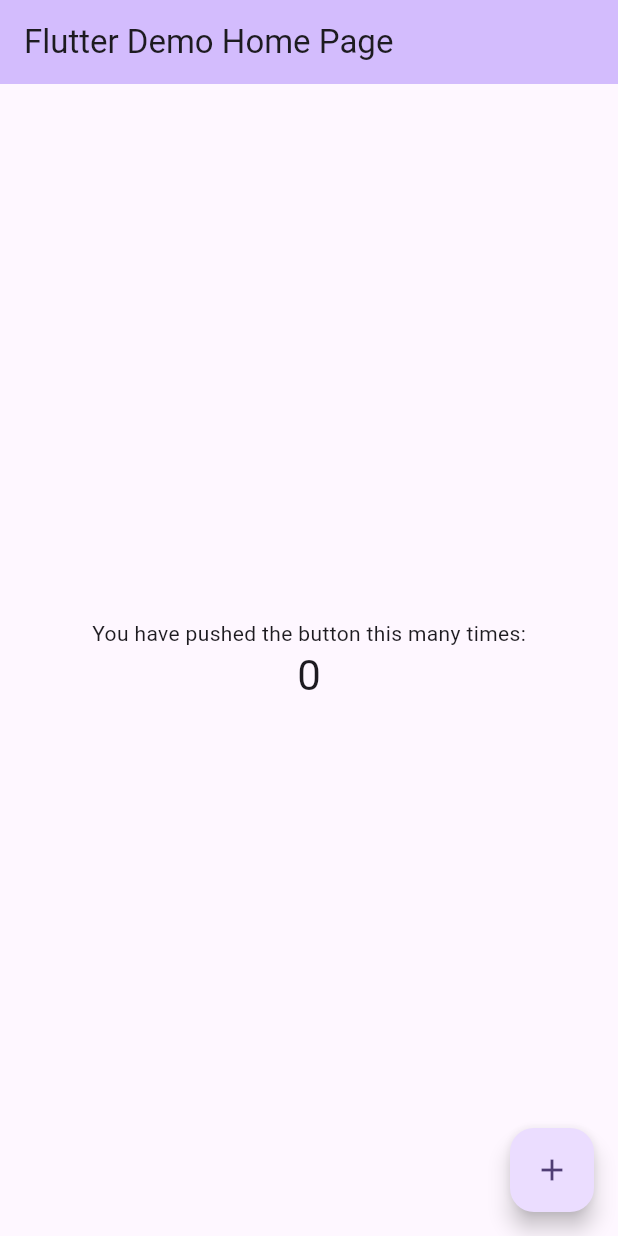
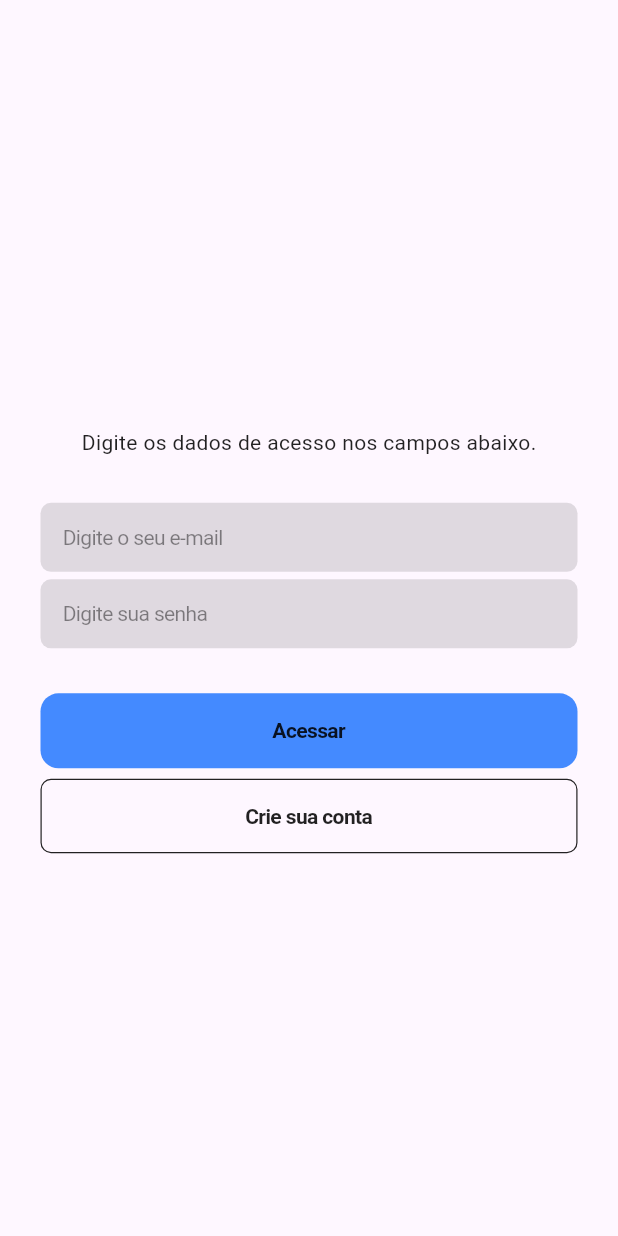
Before and after one commit to lucas-marchi/gadoapp, a Flutter app: the screen it shows after launch, on a phone screen of 412 x 824 dp. Run offline on Flutter 3.47's test engine with Material 3 defaults, Android fonts, the phone set to English and light mode, and no system bars.

Commit message:
login page

```diff
--- a/lib/main.dart
+++ b/lib/main.dart
@@ -1,4 +1,5 @@
 import 'package:flutter/material.dart';
+import 'package:gadoapp/pages/login_page.dart';
 
 void main() {
   runApp(const MyApp());
@@ -11,115 +12,13 @@ class MyApp extends StatelessWidget {
   @override
   Widget build(BuildContext context) {
     return MaterialApp(
-      title: 'Flutter Demo',
+      debugShowCheckedModeBanner: false,
+      title: 'Login Page',
       theme: ThemeData(
-        // This is the theme of your application.
-        //
-        // TRY THIS: Try running your application with "flutter run". You'll see
-        // the application has a purple toolbar. Then, without quitting the app,
-        // try changing the seedColor in the colorScheme below to Colors.green
-        // and then invoke "hot reload" (save your changes or press the "hot
-        // reload" button in a Flutter-supported IDE, or press "r" if you used
-        // the command line to start the app).
-        //
-        // Notice that the counter didn't reset back to zero; the application
-        // state is not lost during the reload. To reset the state, use hot
-        // restart instead.
-        //
-        // This works for code too, not just values: Most code changes can be
-        // tested with just a hot reload.
         colorScheme: ColorScheme.fromSeed(seedColor: Colors.deepPurple),
         useMaterial3: true,
       ),
-      home: const MyHomePage(title: 'Flutter Demo Home Page'),
+      home: const LoginPage(),
     );
   }
 }
-
-class MyHomePage extends StatefulWidget {
-  const MyHomePage({super.key, required this.title});
-
-  // This widget is the home page of your application. It is stateful, meaning
-  // that it has a State object (defined below) that contains fields that affect
-  // how it looks.
-
-  // This class is the configuration for the state. It holds the values (in this
-  // case the title) provided by the parent (in this case the App widget) and
-  // used by the build method of the State. Fields in a Widget subclass are
-  // always marked "final".
-
-  final String title;
-
-  @override
-  State<MyHomePage> createState() => _MyHomePageState();
-}
-
-class _MyHomePageState extends State<MyHomePage> {
-  int _counter = 0;
-
-  void _incrementCounter() {
-    setState(() {
-      // This call to setState tells the Flutter framework that something has
-      // changed in this State, which causes it to rerun the build method below
-      // so that the display can reflect the updated values. If we changed
-      // _counter without calling setState(), then the build method would not be
-      // called again, and so nothing would appear to happen.
-      _counter++;
-    });
-  }
-
-  @override
-  Widget build(BuildContext context) {
-    // This method is rerun every time setState is called, for instance as done
-    // by the _incrementCounter method above.
-    //
-    // The Flutter framework has been optimized to make rerunning build methods
-    // fast, so that you can just rebuild anything that needs updating rather
-    // than having to individually change instances of widgets.
-    return Scaffold(
-      appBar: AppBar(
-        // TRY THIS: Try changing the color here to a specific color (to
-        // Colors.amber, perhaps?) and trigger a hot reload to see the AppBar
-        // change color while the other colors stay the same.
-        backgroundColor: Theme.of(context).colorScheme.inversePrimary,
-        // Here we take the value from the MyHomePage object that was created by
-        // the App.build method, and use it to set our appbar title.
-        title: Text(widget.title),
-      ),
-      body: Center(
-        // Center is a layout widget. It takes a single child and positions it
-        // in the middle of the parent.
-        child: Column(
-          // Column is also a layout widget. It takes a list of children and
-          // arranges them vertically. By default, it sizes itself to fit its
-          // children horizontally, and tries to be as tall as its parent.
-          //
-          // Column has various properties to control how it sizes itself and
-          // how it positions its children. Here we use mainAxisAlignment to
-          // center the children vertically; the main axis here is the vertical
-          // axis because Columns are vertical (the cross axis would be
-          // horizontal).
-          //
-          // TRY THIS: Invoke "debug painting" (choose the "Toggle Debug Paint"
-          // action in the IDE, or press "p" in the console), to see the
-          // wireframe for each widget.
-          mainAxisAlignment: MainAxisAlignment.center,
-          children: <Widget>[
-            const Text(
-              'You have pushed the button this many times:',
-            ),
-            Text(
-              '$_counter',
-              style: Theme.of(context).textTheme.headlineMedium,
-            ),
-          ],
-        ),
-      ),
-      floatingActionButton: FloatingActionButton(
-        onPressed: _incrementCounter,
-        tooltip: 'Increment',
-        child: const Icon(Icons.add),
-      ), // This trailing comma makes auto-formatting nicer for build methods.
-    );
-  }
-}
--- /dev/null
+++ b/lib/pages/login_page.dart
@@ -0,0 +1,91 @@
+import 'package:flutter/cupertino.dart';
+import 'package:flutter/material.dart';
+
+class LoginPage extends StatelessWidget {
+  const LoginPage({super.key});
+
+  @override
+  Widget build(BuildContext context) {
+    return Scaffold(
+      body: Container(
+        width: MediaQuery.of(context).size.width,
+        padding: const EdgeInsets.all(27),
+        decoration: const BoxDecoration(
+
+        ),
+        child: Column(
+          mainAxisAlignment: MainAxisAlignment.center,
+          children: [
+            const SizedBox(height: 30),
+            const Text(
+              "Digite os dados de acesso nos campos abaixo.",
+              style: TextStyle(
+                color: Colors.black87,
+              ),
+            ),
+            const SizedBox(height: 30),
+            const CupertinoTextField(
+              cursorColor: Colors.black87,
+              padding: EdgeInsets.all(15),
+              placeholder: "Digite o seu e-mail",
+              placeholderStyle: TextStyle(color: Colors.black45, fontSize: 14),
+              style: TextStyle(color: Colors.black87, fontSize: 14),
+              decoration: BoxDecoration(
+                  color: Colors.black12,
+                  borderRadius: BorderRadius.all(
+                    Radius.circular(7),
+                  )),
+            ),
+            const SizedBox(height: 5),
+            const CupertinoTextField(
+              padding: EdgeInsets.all(15),
+              cursorColor: Colors.black87,
+              placeholder: "Digite sua senha",
+              obscureText: true,
+              placeholderStyle: TextStyle(color: Colors.black45, fontSize: 14),
+              style: TextStyle(color: Colors.black87, fontSize: 14),
+              decoration: BoxDecoration(
+                  color: Colors.black12,
+                  borderRadius: BorderRadius.all(
+                    Radius.circular(7),
+                  )),
+            ),
+            const SizedBox(height: 30),
+            SizedBox(
+              width: double.infinity,
+              child: CupertinoButton(
+                padding: const EdgeInsets.all(17),
+                color: Colors.blueAccent,
+                child: const Text(
+                  "Acessar",
+                  style: TextStyle(
+                      color: Colors.black87,
+                      fontSize: 14,
+                      fontWeight: FontWeight.w600),
+                ),
+                onPressed: () {},
+              ),
+            ),
+            const SizedBox(height: 7),
+            Container(
+              width: double.infinity,
+              decoration: BoxDecoration(
+                  border: Border.all(color: Colors.black87, width: 0.8),
+                  borderRadius: BorderRadius.circular(7)),
+              child: CupertinoButton(
+                child: const Text(
+                  "Crie sua conta",
+                  style: TextStyle(
+                      color: Colors.black87,
+                      fontSize: 14,
+                      fontWeight: FontWeight.w600),
+                ),
+                onPressed: () {},
+              ),
+            ),
+          ],
+        ),
+      ),
+    );
+  }
+}
```
